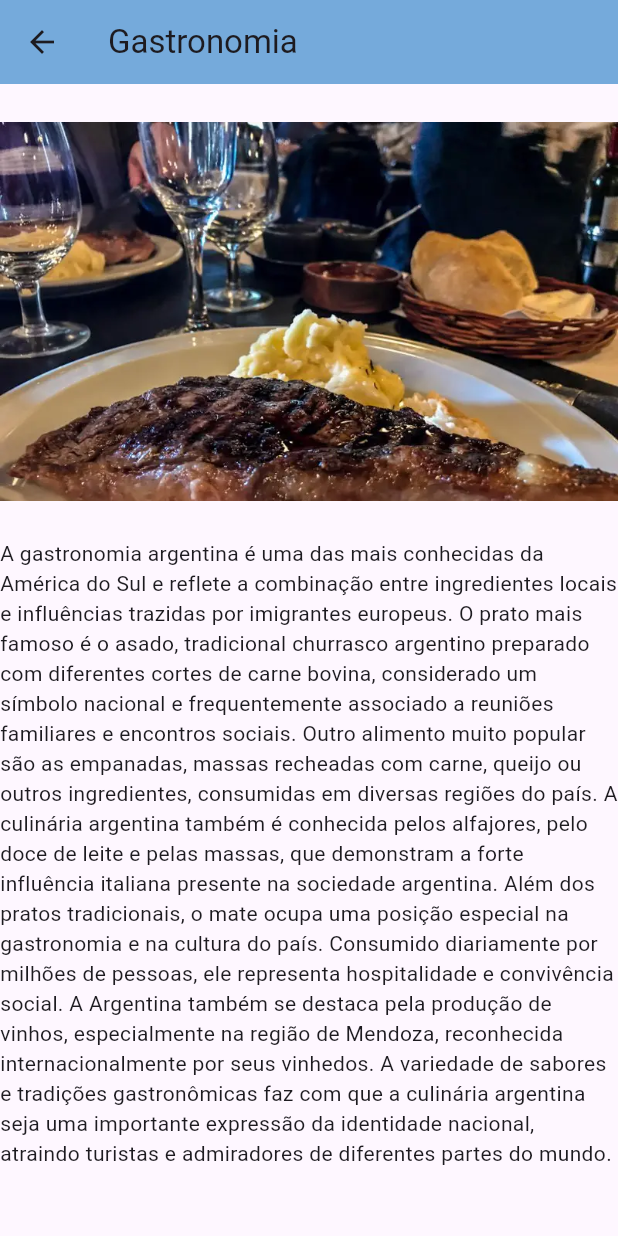
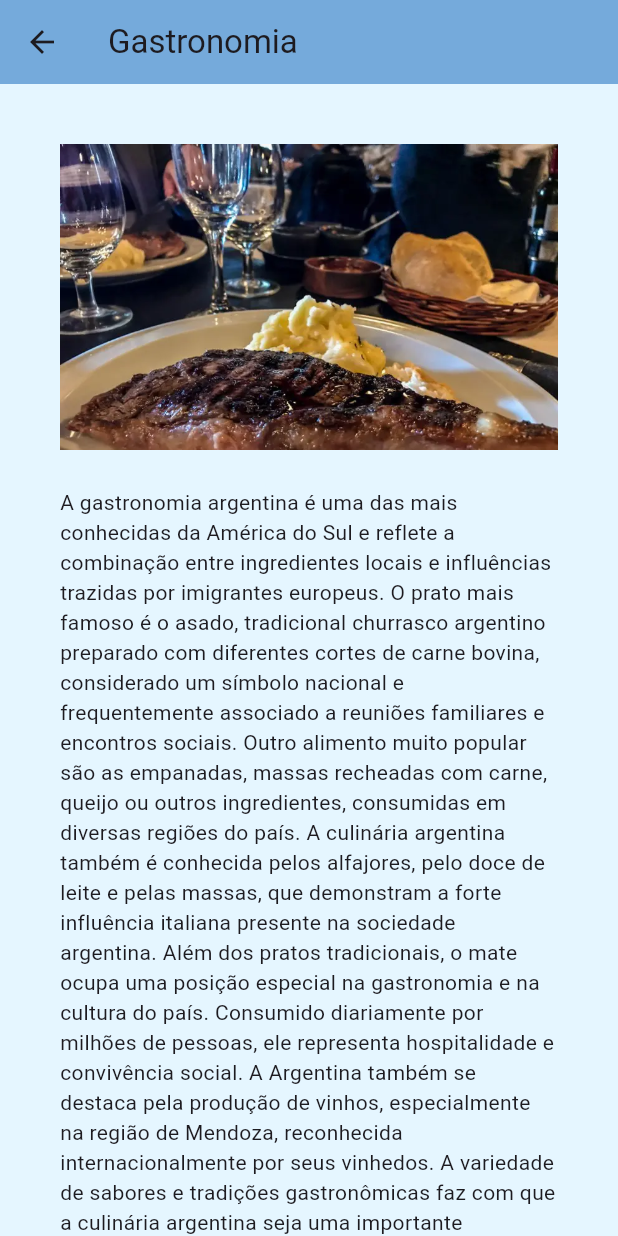
Before and after one commit to viniciusabdala/Amostra-Cultural---Argentina, a Flutter app: the screen it shows after launch, scrolled down 576 dp, after a tap on "Gastronomia", on a phone screen of 412 x 824 dp. Run offline on Flutter 3.47's test engine with Material 3 defaults, Android fonts, the phone set to English and light mode, and no system bars.

Commit message:
Ultimo commit com mudancas

```diff
--- a/argentina/lib/main.dart
+++ b/argentina/lib/main.dart
@@ -27,6 +27,7 @@ class MainAPP extends State<MainApp> {
   Widget build(BuildContext context) {
     return MaterialApp(
       home: Scaffold(
+        backgroundColor: const Color.fromRGBO(229, 246, 255, 1.0),
         appBar: AppBar(
           title: Text("Conheça a Argentina!"),
           backgroundColor: const Color.fromARGB(255, 117, 170, 219),
@@ -37,10 +38,11 @@ class MainAPP extends State<MainApp> {
         ),
         body: SingleChildScrollView(
           child: Padding(
-            padding: EdgeInsetsGeometry.all(8.0),
+            padding: EdgeInsetsGeometry.all(40.0),
             child: Column(
               children: [
                 Text("Argentina", textScaler: TextScaler.linear(2)),
+                SizedBox(height: 25),
                 Image.asset('assets/Bandeira.png'),
 
                 SizedBox(height: 25),
--- a/argentina/lib/pages/gastronomia.dart
+++ b/argentina/lib/pages/gastronomia.dart
@@ -1,11 +1,12 @@
 import 'package:flutter/material.dart';
 
-class Gastronomia extends StatelessWidget{
+class Gastronomia extends StatelessWidget {
   const Gastronomia({super.key});
 
   @override
   Widget build(BuildContext context) {
     return Scaffold(
+      backgroundColor: const Color.fromRGBO(229, 246, 255, 1.0),
       appBar: AppBar(
         title: Text("Gastronomia"),
         backgroundColor: const Color.fromARGB(255, 117, 170, 219),
@@ -19,13 +20,21 @@ class Gastronomia extends StatelessWidget{
           ),
         ),
       ),
-      body: Column(
-        children: [
-          SizedBox(height: 25,),
-          Image.asset('assets/Gastronomia.png'),
-          SizedBox(height: 25,),
-          Center(child: Text("A gastronomia argentina é uma das mais conhecidas da América do Sul e reflete a combinação entre ingredientes locais e influências trazidas por imigrantes europeus. O prato mais famoso é o asado, tradicional churrasco argentino preparado com diferentes cortes de carne bovina, considerado um símbolo nacional e frequentemente associado a reuniões familiares e encontros sociais. Outro alimento muito popular são as empanadas, massas recheadas com carne, queijo ou outros ingredientes, consumidas em diversas regiões do país. A culinária argentina também é conhecida pelos alfajores, pelo doce de leite e pelas massas, que demonstram a forte influência italiana presente na sociedade argentina. Além dos pratos tradicionais, o mate ocupa uma posição especial na gastronomia e na cultura do país. Consumido diariamente por milhões de pessoas, ele representa hospitalidade e convivência social. A Argentina também se destaca pela produção de vinhos, especialmente na região de Mendoza, reconhecida internacionalmente por seus vinhedos. A variedade de sabores e tradições gastronômicas faz com que a culinária argentina seja uma importante expressão da identidade nacional, atraindo turistas e admiradores de diferentes partes do mundo.")),
-        ],
+      body: SingleChildScrollView(
+        child: Padding(
+          padding: EdgeInsetsGeometry.all(40.0),
+          child: Column(
+            children: [
+              Image.asset('assets/Gastronomia.png'),
+              SizedBox(height: 25),
+              Center(
+                child: Text(
+                  "A gastronomia argentina é uma das mais conhecidas da América do Sul e reflete a combinação entre ingredientes locais e influências trazidas por imigrantes europeus. O prato mais famoso é o asado, tradicional churrasco argentino preparado com diferentes cortes de carne bovina, considerado um símbolo nacional e frequentemente associado a reuniões familiares e encontros sociais. Outro alimento muito popular são as empanadas, massas recheadas com carne, queijo ou outros ingredientes, consumidas em diversas regiões do país. A culinária argentina também é conhecida pelos alfajores, pelo doce de leite e pelas massas, que demonstram a forte influência italiana presente na sociedade argentina. Além dos pratos tradicionais, o mate ocupa uma posição especial na gastronomia e na cultura do país. Consumido diariamente por milhões de pessoas, ele representa hospitalidade e convivência social. A Argentina também se destaca pela produção de vinhos, especialmente na região de Mendoza, reconhecida internacionalmente por seus vinhedos. A variedade de sabores e tradições gastronômicas faz com que a culinária argentina seja uma importante expressão da identidade nacional, atraindo turistas e admiradores de diferentes partes do mundo.",
+                ),
+              ),
+            ],
+          ),
+        ),
       ),
     );
   }
```
Also changed, not shown: argentina/lib/pages/cultura.dart (+16 -7 lines), argentina/lib/pages/futebol.dart (+17 -8 lines), argentina/lib/pages/turismo.dart (+14 -7 lines), argentina/pubspec.lock.
